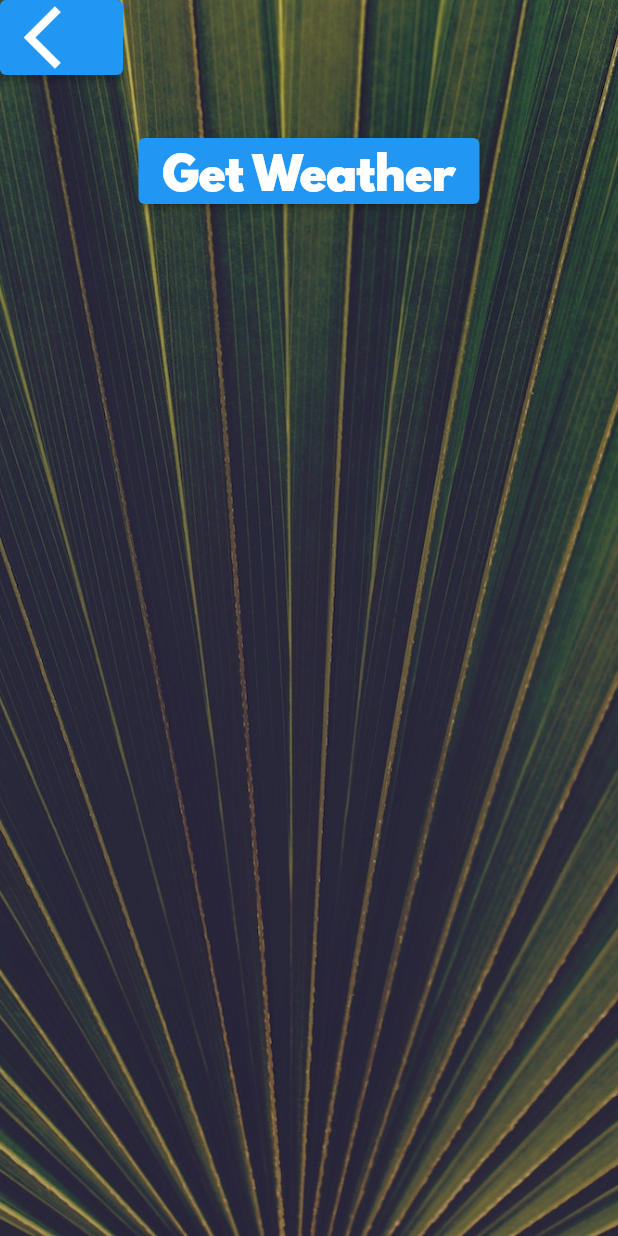
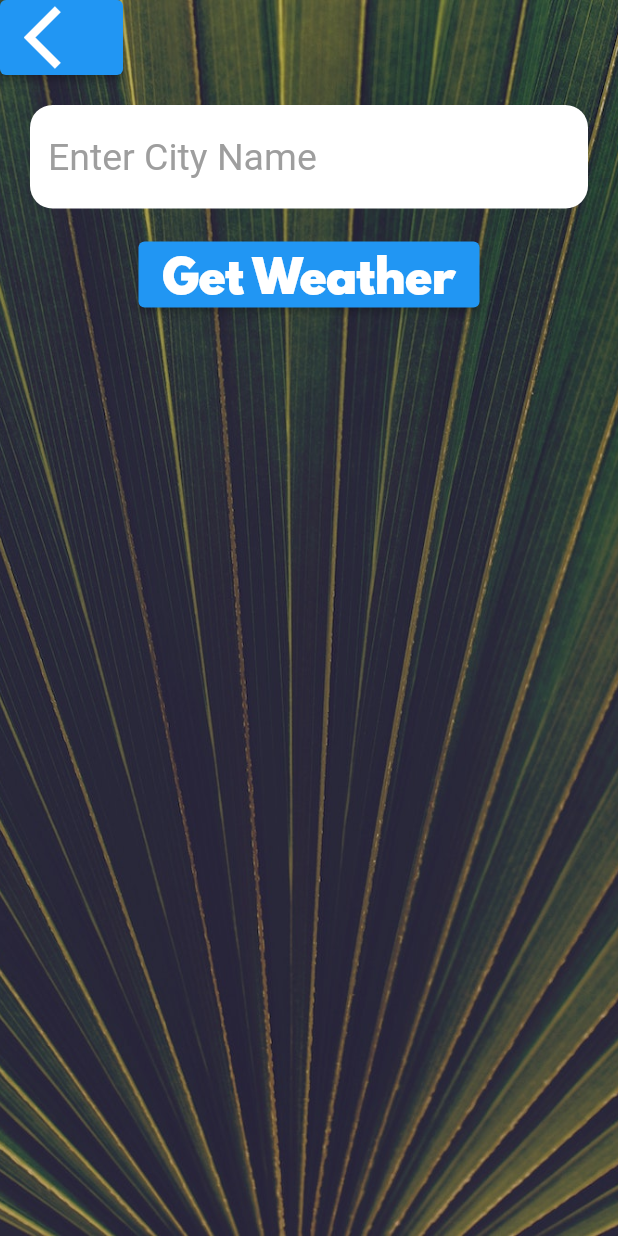
Before and after one commit to IvanKwabena/Flutter_WeatherApp, a Flutter app: the CityScreen screen opened directly, on a phone screen of 412 x 824 dp. Run offline on Flutter 3.47's test engine with Material 2 defaults, Android fonts, the phone set to English and light mode, and no system bars; our stand-ins replace flutter_spinkit, geolocator; missing offline and left inert: dart:ffi; network calls fail.

Commit message:
Search Page

```diff
--- a/clima/lib/screens/city_screen.dart
+++ b/clima/lib/screens/city_screen.dart
@@ -33,7 +33,29 @@ class _CityScreenState extends State<CityScreen> {
               ),
               Container(
                 padding: EdgeInsets.all(20.0),
-                child: null,
+                child: TextField(
+                  cursorColor: Colors.white,
+                  cursorHeight: 28.0,
+                  enableSuggestions: true,
+                  style: TextStyle(
+                    color: Colors.black,
+                    fontSize: 25.0,
+                  ),
+                  enabled: true,
+                  decoration: InputDecoration(
+                    // icon: Icon(Icons.location_city),
+                    filled: true,
+                    fillColor: Colors.white,
+                    hintText: 'Enter City Name',
+                    hintStyle: TextStyle(color: Colors.grey),
+                    border: OutlineInputBorder(
+                      borderSide: BorderSide.none,
+                      borderRadius: BorderRadius.all(
+                        Radius.circular(15.0),
+                      ),
+                    ),
+                  ),
+                ),
               ),
               ElevatedButton(
                 onPressed: () {},
--- a/clima/lib/screens/location_screen.dart
+++ b/clima/lib/screens/location_screen.dart
@@ -1,3 +1,4 @@
+import 'package:clima/screens/city_screen.dart';
 import 'package:clima/screens/error_page.dart';
 import 'package:clima/services/weather.dart';
 import 'package:flutter/material.dart';
@@ -88,7 +89,14 @@ class _LocationScreenState extends State<LocationScreen> {
                     ),
                   ),
                   ElevatedButton(
-                    onPressed: () {},
+                    onPressed: () {
+                      Navigator.push(
+                        context,
+                        MaterialPageRoute(
+                          builder: (context) => CityScreen(),
+                        ),
+                      );
+                    },
                     child: Icon(
                       Icons.location_city,
                       size: 50.0,
```
